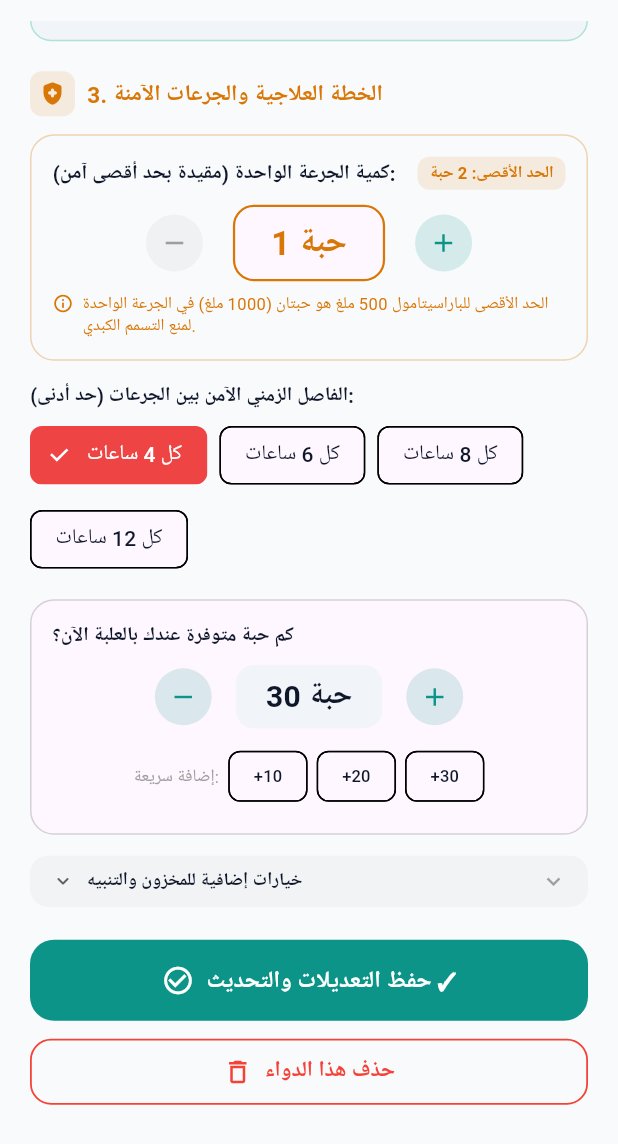
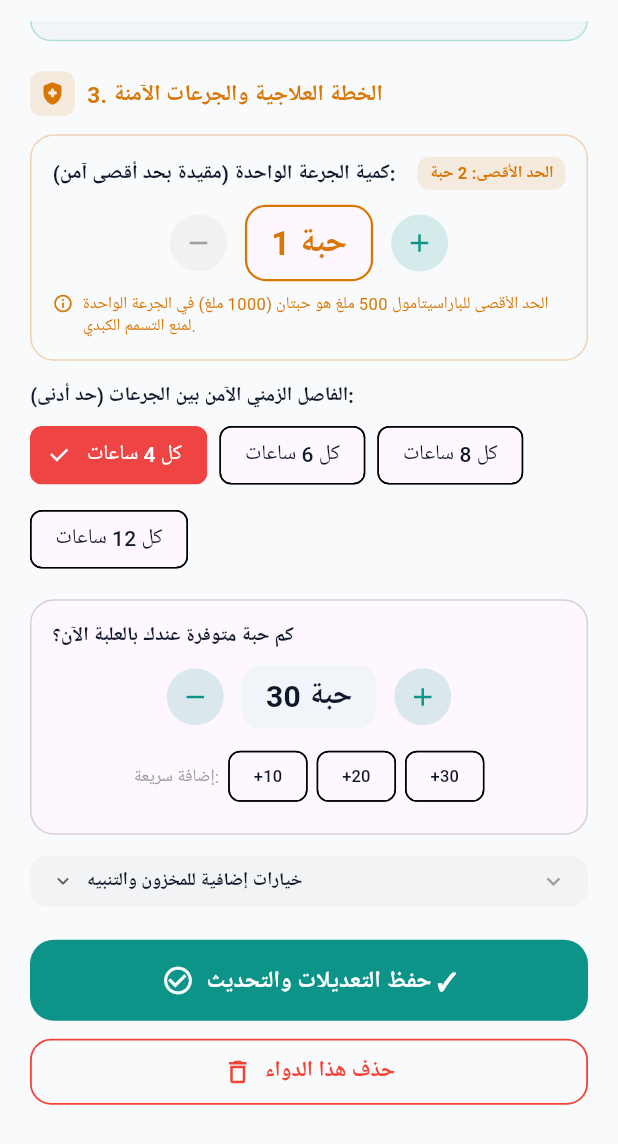
Before and after one commit to abdelrahman-milhem/dawaai, a Flutter app: the AddMedicineSheet widget shown alone on an empty page, opened directly with sample values from the repository, scrolled down 937 dp, on a phone screen of 412 x 824 dp. Shown: the top 1144 px of the screen. Run offline on Flutter 3.47's test engine with Material 3 defaults, Android fonts, the phone set to English and light mode, and no system bars; our stand-ins replace flutter_local_notifications, google_fonts, pdf, printing, qr_flutter, share_plus and 2 more; missing offline and left inert: gal, mobile_scanner; accounts and stored records are empty; network calls fail; Roboto replaces fonts that are missing (Cairo).

Commit message:
fix(ui): Ensure zero-overflow across all screen resolutions and compact viewports in AddMedicineSheet

```diff
--- a/lib/widgets/add_medicine_sheet.dart
+++ b/lib/widgets/add_medicine_sheet.dart
@@ -624,8 +624,8 @@ class _AddMedicineSheetState extends State<AddMedicineSheet> {
         maxHeight: MediaQuery.of(context).size.height * 0.92,
       ),
       padding: EdgeInsets.only(
-        left: 20,
-        right: 20,
+        left: MediaQuery.of(context).size.width < 360 ? 12 : 20,
+        right: MediaQuery.of(context).size.width < 360 ? 12 : 20,
         top: 14,
         bottom: MediaQuery.of(context).viewInsets.bottom + 20,
       ),
@@ -1045,15 +1045,16 @@ class _AddMedicineSheetState extends State<AddMedicineSheet> {
                         ),
                       ),
                       if (!isEditing)
-                        TextButton.icon(
+                        IconButton(
                           onPressed: () {
                             setState(() => _selectedDrugInfo = null);
                           },
-                          icon: const Icon(Icons.sync_rounded, size: 16),
-                          label: const Text(
-                            Ar.changeSelectedDrugBtn,
-                            style: TextStyle(fontSize: 12),
-                          ),
+                          icon: const Icon(
+                            Icons.sync_rounded,
+                            size: 20,
+                            color: Color(0xFF0D9488),
+                          ),
+                          tooltip: Ar.changeSelectedDrugBtn,
                         ),
                     ],
                   ),
@@ -1111,12 +1112,14 @@ class _AddMedicineSheetState extends State<AddMedicineSheet> {
                               color: Color(0xFF3B82F6),
                             ),
                             const SizedBox(width: 6),
-                            const Text(
+                            const Expanded(
+                              child: Text(
                                 'اختر العيار والتركيز المتوفر لديك (معتمد من الموسوعة 🔒):',
                                 style: TextStyle(
                                   fontSize: 12.5,
                                   fontWeight: FontWeight.bold,
                                   color: Color(0xFF3B82F6),
+                                ),
                               ),
                             ),
                           ],
@@ -1256,10 +1259,11 @@ class _AddMedicineSheetState extends State<AddMedicineSheet> {
                             enabled: _pillsPerDose > doseLimit.minDose,
                             onPressed: () => _adjustPillsPerDose(-1),
                           ),
-                          const SizedBox(width: 20),
-                          Container(
+                          const SizedBox(width: 12),
+                          Flexible(
+                            child: Container(
                               padding: const EdgeInsets.symmetric(
-                              horizontal: 24,
+                                horizontal: 16,
                                 vertical: 8,
                               ),
                               decoration: BoxDecoration(
@@ -1270,6 +1274,8 @@ class _AddMedicineSheetState extends State<AddMedicineSheet> {
                                   width: 1.5,
                                 ),
                               ),
+                              child: FittedBox(
+                                fit: BoxFit.scaleDown,
                                 child: Text(
                                   '$_pillsPerDose ${doseLimit.unit}',
                                   style: const TextStyle(
@@ -1279,7 +1285,9 @@ class _AddMedicineSheetState extends State<AddMedicineSheet> {
                                   ),
                                 ),
                               ),
-                          const SizedBox(width: 20),
+                            ),
+                          ),
+                          const SizedBox(width: 12),
                           _buildStepperButton(
                             icon: Icons.add,
                             enabled: _pillsPerDose < doseLimit.maxSafeDose,
@@ -1394,7 +1402,10 @@ class _AddMedicineSheetState extends State<AddMedicineSheet> {
                           ),
                         ),
                         const SizedBox(height: 10),
-                        Row(
+                        Wrap(
+                          spacing: 8,
+                          runSpacing: 8,
+                          crossAxisAlignment: WrapCrossAlignment.center,
                           children: [
                             Container(
                               padding: const EdgeInsets.symmetric(
@@ -1418,7 +1429,6 @@ class _AddMedicineSheetState extends State<AddMedicineSheet> {
                                 ),
                               ),
                             ),
-                            const SizedBox(width: 8),
                             OutlinedButton.icon(
                               onPressed: () {
                                 setState(() {
@@ -1438,7 +1448,6 @@ class _AddMedicineSheetState extends State<AddMedicineSheet> {
                                 ),
                               ),
                             ),
-                            const SizedBox(width: 6),
                             OutlinedButton.icon(
                               onPressed: () async {
                                 final picked = await showTimePicker(
@@ -1566,10 +1575,11 @@ class _AddMedicineSheetState extends State<AddMedicineSheet> {
                             enabled: _totalPills > 0,
                             onPressed: () => _adjustStock(-1),
                           ),
-                          const SizedBox(width: 16),
-                          Container(
+                          const SizedBox(width: 12),
+                          Flexible(
+                            child: Container(
                               padding: const EdgeInsets.symmetric(
-                              horizontal: 20,
+                                horizontal: 16,
                                 vertical: 6,
                               ),
                               decoration: BoxDecoration(
@@ -1578,6 +1588,8 @@ class _AddMedicineSheetState extends State<AddMedicineSheet> {
                                     : const Color(0xFFF1F5F9),
                                 borderRadius: BorderRadius.circular(12),
                               ),
+                              child: FittedBox(
+                                fit: BoxFit.scaleDown,
                                 child: Text(
                                   '$_totalPills ${doseLimit.unit}',
                                   style: const TextStyle(
@@ -1586,7 +1598,9 @@ class _AddMedicineSheetState extends State<AddMedicineSheet> {
                                   ),
                                 ),
                               ),
-                          const SizedBox(width: 16),
+                            ),
+                          ),
+                          const SizedBox(width: 12),
                           _buildStepperButton(
                             icon: Icons.add,
                             enabled: true,
@@ -1595,29 +1609,31 @@ class _AddMedicineSheetState extends State<AddMedicineSheet> {
                         ],
                       ),
                       const SizedBox(height: 8),
-                      Row(
-                        mainAxisAlignment: MainAxisAlignment.center,
+                      Center(
+                        child: Wrap(
+                          alignment: WrapAlignment.center,
+                          crossAxisAlignment: WrapCrossAlignment.center,
+                          spacing: 6,
+                          runSpacing: 6,
                           children: [
                             const Text(
                               Ar.quickAddPills,
                               style: TextStyle(fontSize: 11.5, color: Colors.grey),
                             ),
-                          const SizedBox(width: 6),
                             ActionChip(
                               label: const Text('+10', style: TextStyle(fontSize: 11)),
                               onPressed: () => _adjustStock(10),
                             ),
-                          const SizedBox(width: 6),
                             ActionChip(
                               label: const Text('+20', style: TextStyle(fontSize: 11)),
                               onPressed: () => _adjustStock(20),
                             ),
-                          const SizedBox(width: 6),
                             ActionChip(
                               label: const Text('+30', style: TextStyle(fontSize: 11)),
                               onPressed: () => _adjustStock(30),
                             ),
                           ],
+                        ),
                       ),
                     ],
                   ),
@@ -1640,7 +1656,8 @@ class _AddMedicineSheetState extends State<AddMedicineSheet> {
                     child: Row(
                       mainAxisAlignment: MainAxisAlignment.spaceBetween,
                       children: [
-                        Row(
+                        Expanded(
+                          child: Row(
                             children: [
                               Icon(
                                 _showAdvanced
@@ -1650,14 +1667,18 @@ class _AddMedicineSheetState extends State<AddMedicineSheet> {
                                 color: Colors.grey[700],
                               ),
                               const SizedBox(width: 8),
-                            const Text(
+                              const Expanded(
+                                child: Text(
                                   Ar.advancedOptionsToggle,
                                   style: TextStyle(
                                     fontWeight: FontWeight.bold,
                                     fontSize: 12,
                                   ),
-                            ),
-                          ],
+                                  overflow: TextOverflow.ellipsis,
+                                ),
+                              ),
+                            ],
+                          ),
                         ),
                         Icon(
                           _showAdvanced
@@ -1833,12 +1854,14 @@ class _AddMedicineSheetState extends State<AddMedicineSheet> {
           child: Icon(icon, color: color, size: 18),
         ),
         const SizedBox(width: 8),
-        Text(
+        Expanded(
+          child: Text(
             title,
             style: TextStyle(
               fontSize: 15,
               fontWeight: FontWeight.bold,
               color: color,
+            ),
           ),
         ),
       ],
```
Also changed, not shown: 1 other file. Lines whose indentation alone changed are shown as unchanged.
